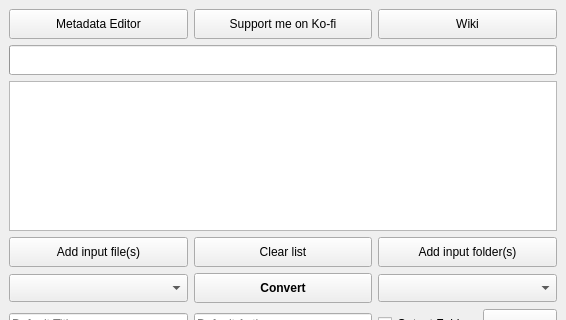
The window that gui/KCC.ui (ciromattia/kcc) describes before a commit, drawn with Qt 5; both pictures show x 0 to 566 and y 0 to 320 of the 566 by 807 pixel window.
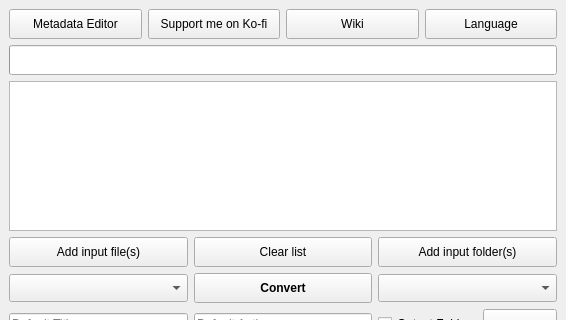
The same window after the commit. Icons and pictures are not drawn.

Commit message: feat: Implement language selection and internationalization support in the GUI.

Diff of the .ui file:
```diff
--- a/gui/KCC.ui
+++ b/gui/KCC.ui
@@ -118,6 +118,23 @@
          </property>
         </widget>
        </item>
+       <item>
+        <widget class="QPushButton" name="langButton">
+         <property name="minimumSize">
+          <size>
+           <width>0</width>
+           <height>30</height>
+          </size>
+         </property>
+         <property name="text">
+          <string>Language</string>
+         </property>
+         <property name="icon">
+          <iconset resource="KCC.qrc">
+           <normaloff>:/Status/icons/info.png</normaloff>:/Status/icons/info.png</iconset>
+         </property>
+        </widget>
+       </item>
       </layout>
      </widget>
     </item>
```
The commit also changes 7 other files.
